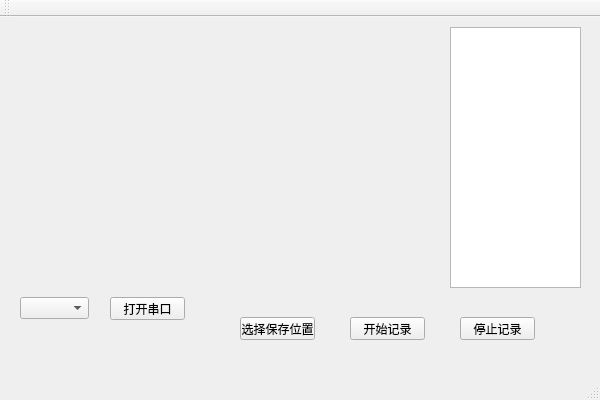
z4122/serial-Qt, file serial.ui: the form before one commit.
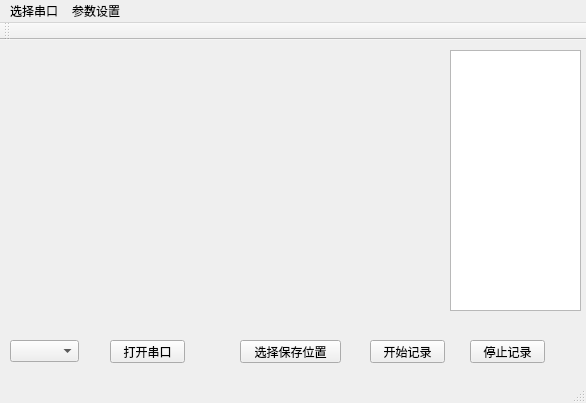
The form after the commit. Custom widgets are drawn as their Qt base class.

Diff of the .ui file:
```diff
--- a/serial.ui
+++ b/serial.ui
@@ -6,8 +6,8 @@
    <rect>
     <x>0</x>
     <y>0</y>
-    <width>600</width>
-    <height>400</height>
+    <width>586</width>
+    <height>403</height>
    </rect>
   </property>
   <property name="windowTitle">
@@ -18,7 +18,7 @@
     <property name="geometry">
      <rect>
       <x>110</x>
-      <y>280</y>
+      <y>300</y>
       <width>75</width>
       <height>23</height>
      </rect>
@@ -30,8 +30,8 @@
    <widget class="QComboBox" name="serialComboBox">
     <property name="geometry">
      <rect>
-      <x>20</x>
-      <y>280</y>
+      <x>10</x>
+      <y>300</y>
       <width>69</width>
       <height>22</height>
      </rect>
@@ -40,7 +40,7 @@
    <widget class="QPushButton" name="startButton">
     <property name="geometry">
      <rect>
-      <x>350</x>
+      <x>370</x>
       <y>300</y>
       <width>75</width>
       <height>23</height>
@@ -68,7 +68,7 @@
      <rect>
       <x>240</x>
       <y>300</y>
-      <width>75</width>
+      <width>101</width>
       <height>23</height>
      </rect>
     </property>
@@ -79,7 +79,7 @@
    <widget class="QPushButton" name="stopButton">
     <property name="geometry">
      <rect>
-      <x>460</x>
+      <x>470</x>
       <y>300</y>
       <width>75</width>
       <height>23</height>
@@ -105,10 +105,31 @@
     <rect>
      <x>0</x>
      <y>0</y>
-     <width>600</width>
+     <width>586</width>
      <height>23</height>
     </rect>
    </property>
+   <widget class="QMenu" name="choosingbar">
+    <property name="title">
+     <string>选择串口</string>
+    </property>
+   </widget>
+   <widget class="QMenu" name="settingbar">
+    <property name="enabled">
+     <bool>true</bool>
+    </property>
+    <property name="mouseTracking">
+     <bool>true</bool>
+    </property>
+    <property name="tearOffEnabled">
+     <bool>false</bool>
+    </property>
+    <property name="title">
+     <string>参数设置</string>
+    </property>
+   </widget>
+   <addaction name="choosingbar"/>
+   <addaction name="settingbar"/>
   </widget>
   <widget class="QToolBar" name="mainToolBar">
    <attribute name="toolBarArea">
```
